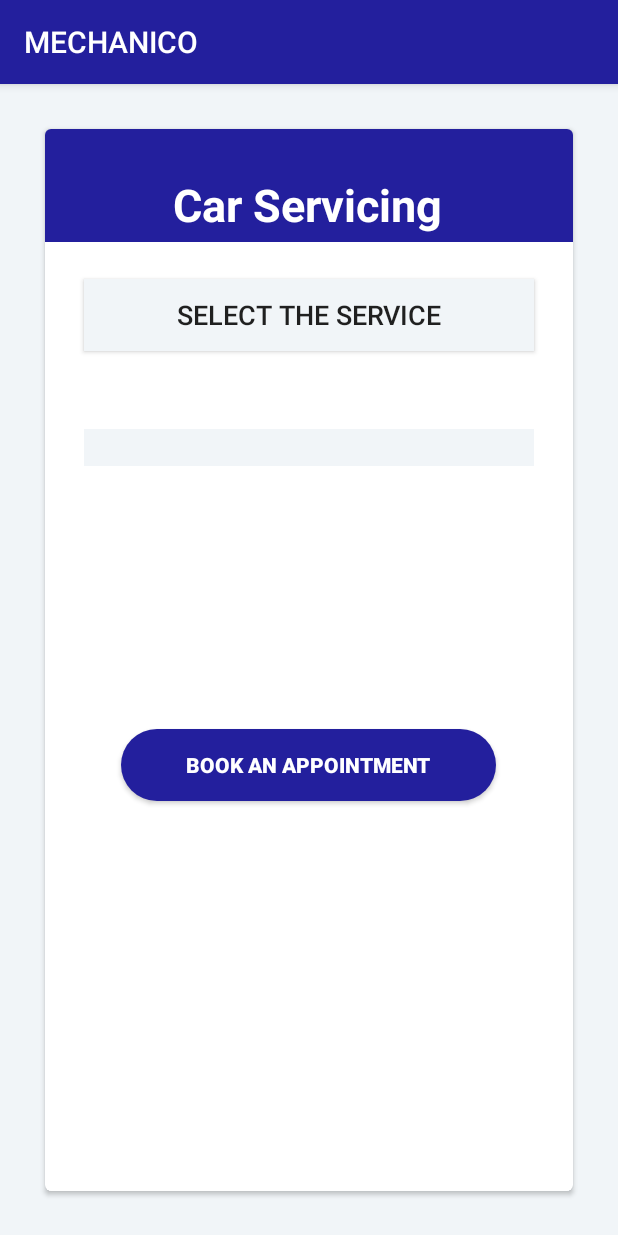
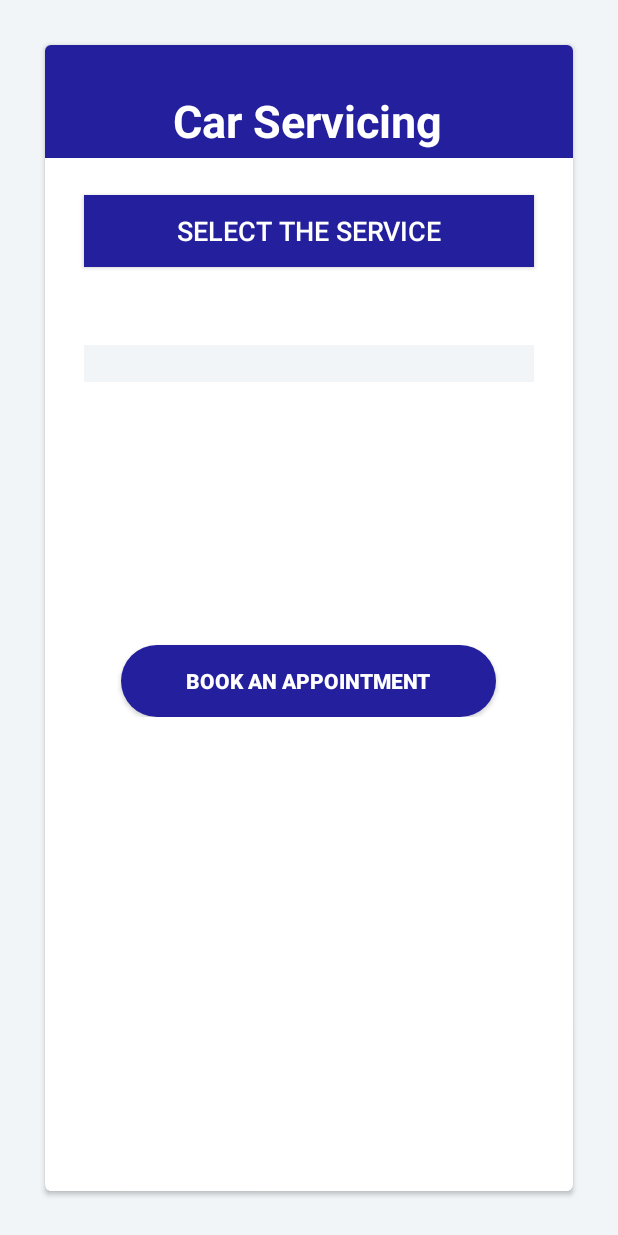
Before and after one commit to Darpan99/MECHANICO, an Android app: the services screen opened directly, with no data from a screen before it, on a phone screen of 412 x 824 dp. Run offline under Robolectric (Android 15) with nearby library versions, the phone set to English and light mode, and no system bars; Roboto replaces fonts that are not available here.

Commit message:
hum app firse banaynge

```diff
--- a/app/src/main/java/com/example/darpan/mechanico/Tyre_service.java
+++ b/app/src/main/java/com/example/darpan/mechanico/Tyre_service.java
@@ -24,6 +24,7 @@ public class Tyre_service extends AppCompatActivity {
     protected void onCreate(Bundle savedInstanceState) {
         super.onCreate(savedInstanceState);
         setContentView(R.layout.activity_tyre_service);
+        getSupportActionBar().hide();
 
         mOrder = (Button) findViewById(R.id.btnorder);
         mItemSelected = (TextView) findViewById(R.id.tvItemSelected);
--- a/app/src/main/java/com/example/darpan/mechanico/book_cab.java
+++ b/app/src/main/java/com/example/darpan/mechanico/book_cab.java
@@ -20,7 +20,7 @@ public class book_cab extends AppCompatActivity {
     }
 
     public void bookola(View view) {
-        Intent intent = getPackageManager().getLaunchIntentForPackage("com.olacabs");
+        Intent intent = getPackageManager().getLaunchIntentForPackage("com.olacabs.customer");
         startActivity(intent);
     }
 }
--- a/app/src/main/java/com/example/darpan/mechanico/denting.java
+++ b/app/src/main/java/com/example/darpan/mechanico/denting.java
@@ -24,6 +24,7 @@ public class denting extends AppCompatActivity {
     protected void onCreate(Bundle savedInstanceState) {
         super.onCreate(savedInstanceState);
         setContentView(R.layout.activity_denting);
+        getSupportActionBar().hide();
 
         mOrder = (Button) findViewById(R.id.btnorder);
         mItemSelected = (TextView) findViewById(R.id.tvItemSelected);
--- a/app/src/main/java/com/example/darpan/mechanico/services.java
+++ b/app/src/main/java/com/example/darpan/mechanico/services.java
@@ -24,6 +24,7 @@ public class services extends AppCompatActivity {
     protected void onCreate(Bundle savedInstanceState) {
         super.onCreate(savedInstanceState);
         setContentView(R.layout.activity_services);
+        getSupportActionBar().hide();
 
         mOrder = (Button) findViewById(R.id.btnorder);
         mItemSelected = (TextView) findViewById(R.id.tvItemSelected);
--- a/app/src/main/res/layout/activity_book_cab.xml
+++ b/app/src/main/res/layout/activity_book_cab.xml
@@ -81,10 +81,8 @@
                 android:id="@+id/imageView2"
                 android:layout_width="370dp"
                 android:layout_height="179dp"
-                android:layout_alignParentStart="true"
-                android:layout_alignParentBottom="true"
-                android:layout_marginStart="25dp"
-                android:layout_marginBottom="250dp"
+
+               android:layout_marginTop="350dp"
                 app:srcCompat="@drawable/olalogo" />
 
 
--- a/app/src/main/res/layout/activity_page3.xml
+++ b/app/src/main/res/layout/activity_page3.xml
@@ -6,6 +6,9 @@
     android:layout_width="match_parent"
     android:layout_height="match_parent"
     android:orientation="vertical">
+    <ScrollView
+        android:layout_width="match_parent"
+        android:layout_height="match_parent">
 
     <LinearLayout
         android:layout_width="match_parent"
@@ -221,6 +224,7 @@
             android:onClick="BtnSetEmergencyamb_onClick"/>
 
     </LinearLayout>
+    </ScrollView>
 
     <android.support.design.widget.NavigationView
         android:id="@+id/design_navigation_view"
--- a/app/src/main/res/layout/activity_registration.xml
+++ b/app/src/main/res/layout/activity_registration.xml
@@ -13,7 +13,9 @@
         android:layout_height="match_parent"
         android:layout_margin="30dp"
         app:cardCornerRadius="4dp">
-
+        <ScrollView
+            android:layout_width="match_parent"
+            android:layout_height="match_parent">
         <RelativeLayout
             android:layout_width="match_parent"
             android:layout_height="match_parent">
@@ -109,6 +111,7 @@
                 android:textAlignment="center"
                 android:textStyle="bold"></com.google.android.gms.common.SignInButton>
         </RelativeLayout>
+        </ScrollView>
     </android.support.v7.widget.CardView>
 
 </android.support.constraint.ConstraintLayout>
--- a/app/src/main/res/layout/activity_services.xml
+++ b/app/src/main/res/layout/activity_services.xml
@@ -13,6 +13,9 @@
         android:layout_margin="30dp"
         app:cardCornerRadius="4dp"
         android:layout_height="match_parent">
+        <ScrollView
+            android:layout_width="match_parent"
+            android:layout_height="match_parent">
 
         <RelativeLayout
             android:layout_width="match_parent"
@@ -43,7 +46,8 @@
                 android:layout_height="wrap_content"
                 android:layout_centerHorizontal="true"
                 android:layout_marginTop="100dp"
-                android:background="@color/azure"
+                android:background="@color/colorAccent"
+                android:textColor="@color/white"
                 android:text= "Select the service"
                 android:textSize="18sp" />
 
@@ -74,6 +78,7 @@
 
 
         </RelativeLayout>
+        </ScrollView>
     </android.support.v7.widget.CardView>
 
 </RelativeLayout>
--- a/app/src/main/res/layout/activity_tyre_service.xml
+++ b/app/src/main/res/layout/activity_tyre_service.xml
@@ -43,7 +43,8 @@
                 android:layout_height="wrap_content"
                 android:layout_centerHorizontal="true"
                 android:layout_marginTop="100dp"
-                android:background="@color/azure"
+                android:background="@color/colorAccent"
+                android:textColor="@color/white"
                 android:text= "Select the service"
                 android:textSize="18sp" />
 
```
Also changed, not shown: app/src/main/res/layout/activity_book_now.xml (+6 -6 lines).
